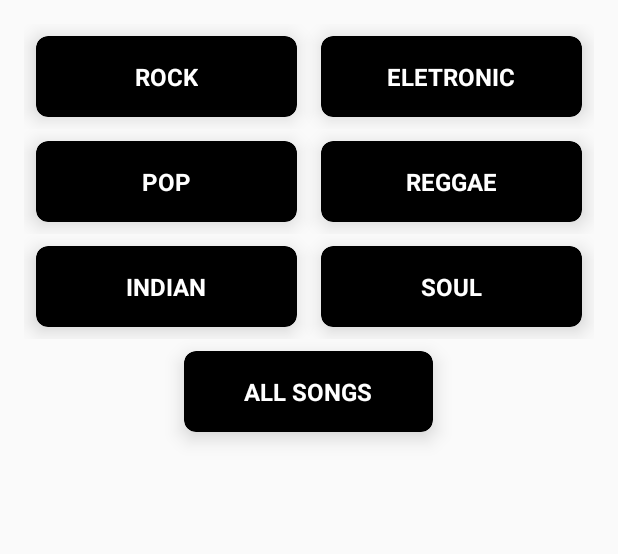
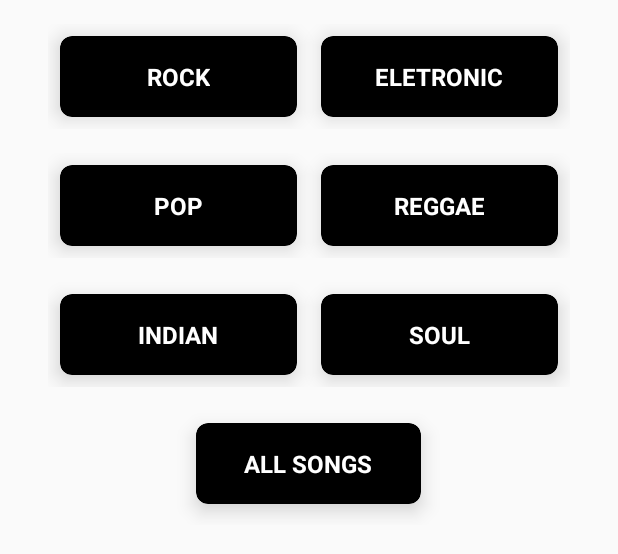
Before and after one commit to jesselima/nanodegree-android-basic-musical-structure, an Android app: the layout activity_music_genres.xml on its own in the app's theme, with its tools: preview values and no code run, on a phone screen of 412 x 824 dp. Shown: the top 554 px of the screen. Run offline under Robolectric (Android 15) with nearby library versions, the phone set to English and light mode, and no system bars.

Commit message:
Genre name correction. urlFacebookPage corrected from intent. Unused code removed.

```diff
--- a/app/src/main/java/com/udacity/nanodegree/musicalstructure/MusicDetailsActivity.java
+++ b/app/src/main/java/com/udacity/nanodegree/musicalstructure/MusicDetailsActivity.java
@@ -40,14 +40,13 @@ public class MusicDetailsActivity extends AppCompatActivity {
         textViewRhythm.setText(musicData.getString("rhythm"));
         textViewDuration.setText(musicData.getString("duration"));
         textViewAboutArtist.setText(musicData.getString("aboutArtist"));
+        urlFacebookPage = (musicData.getString("urlFacebookPage"));
 
         urlArtistImage = (musicData.getString("urlArtistImage"));
         Glide.with(this)
                 .load(urlArtistImage)
                 .into(textViewArtistImage);
 
-
-        urlFacebookPage = (musicData.getString("urlFacebookPage"));
         imageViewFacebook.setOnClickListener(new View.OnClickListener() {
             @Override
             public void onClick(View view) {
--- a/app/src/main/java/com/udacity/nanodegree/musicalstructure/MusicGenresActivity.java
+++ b/app/src/main/java/com/udacity/nanodegree/musicalstructure/MusicGenresActivity.java
@@ -54,7 +54,7 @@ public class MusicGenresActivity extends AppCompatActivity {
         cardRbSoul.setOnClickListener(new View.OnClickListener() {
             @Override
             public void onClick(View view) {
-                String genre = "RB and Soul";
+                String genre = "Soul";
                 Intent intent = new Intent(MusicGenresActivity.this, MusicListByGenreActivity.class);
                 intent.putExtra("genre", genre);
                 startActivity(intent);
--- a/app/src/main/java/com/udacity/nanodegree/musicalstructure/MusicListActivity.java
+++ b/app/src/main/java/com/udacity/nanodegree/musicalstructure/MusicListActivity.java
@@ -88,8 +88,4 @@ public class MusicListActivity extends AppCompatActivity {
 
     }
 
-    public  void goToMusicByGenre(View view){
-        Intent intent = new Intent(this, MusicGenresActivity.class);
-        startActivity(intent);
-    }
 }
--- a/app/src/main/java/com/udacity/nanodegree/musicalstructure/MusicListByGenreActivity.java
+++ b/app/src/main/java/com/udacity/nanodegree/musicalstructure/MusicListByGenreActivity.java
@@ -97,8 +97,4 @@ public class MusicListByGenreActivity extends AppCompatActivity {
 
     }
 
-    public  void goToMusicByGenre(View view){
-        Intent intent = new Intent(this, MusicGenresActivity.class);
-        startActivity(intent);
-    }
 }
--- a/app/src/main/java/com/udacity/nanodegree/musicalstructure/SplashScreenActivity.java
+++ b/app/src/main/java/com/udacity/nanodegree/musicalstructure/SplashScreenActivity.java
@@ -22,7 +22,7 @@ public class SplashScreenActivity extends AppCompatActivity {
     }
 
     private void goToMusicListActivity(){
-        Intent intent = new Intent(this, MusicListActivity.class);
+        Intent intent = new Intent(this, MusicGenresActivity.class);
         startActivity(intent);
         finish();
     }
--- a/app/src/main/res/layout/activity_music_genres.xml
+++ b/app/src/main/res/layout/activity_music_genres.xml
@@ -4,7 +4,7 @@
     xmlns:tools="http://schemas.android.com/tools"
     android:layout_width="match_parent"
     android:layout_height="match_parent"
-    android:layout_margin="16dp"
+android:layout_margin="@dimen/layout_margin16"
     android:id="@+id/container_genres"
     android:animateLayoutChanges="true"
     android:orientation="vertical"
@@ -12,9 +12,7 @@
 
 
     <LinearLayout
-        android:layout_width="match_parent"
-        android:layout_height="wrap_content"
-        android:orientation="horizontal">
+        style="@style/cardGenres">
 
         <android.support.v7.widget.CardView
             android:id="@+id/card_rock"
@@ -63,9 +61,7 @@
 
 
     <LinearLayout
-        android:layout_width="match_parent"
-        android:layout_height="wrap_content"
-        android:orientation="horizontal">
+        style="@style/cardGenres">
 
         <android.support.v7.widget.CardView
             android:id="@+id/card_pop"
@@ -114,9 +110,7 @@
 
 
     <LinearLayout
-        android:layout_width="match_parent"
-        android:layout_height="wrap_content"
-        android:orientation="horizontal">
+        style="@style/cardGenres">
 
         <android.support.v7.widget.CardView
             android:id="@+id/card_indian"
@@ -165,13 +159,11 @@
 
 
     <LinearLayout
-        android:layout_width="match_parent"
-        android:layout_height="wrap_content"
-        android:orientation="horizontal">
+        style="@style/cardGenres">
 
         <View
             android:layout_width="0dp"
-            android:layout_height="wrap_content"
+            android:layout_height="60dp"
             android:layout_margin="@dimen/layout_margin8"
             android:layout_weight="1"
             android:backgroundTint="@color/cardBackgroundBlack"/>
@@ -200,7 +192,7 @@
 
         <View
             android:layout_width="0dp"
-            android:layout_height="wrap_content"
+            android:layout_height="60dp"
             android:layout_margin="@dimen/layout_margin8"
             android:layout_weight="1"
             android:backgroundTint="@color/cardBackgroundBlack"/>
--- a/app/src/main/res/layout/activity_music_list.xml
+++ b/app/src/main/res/layout/activity_music_list.xml
@@ -5,12 +5,6 @@
     android:layout_height="match_parent"
     android:layout_margin="16dp"
     tools:context="com.udacity.nanodegree.musicalstructure.MusicListActivity">
-    <Button
-        android:layout_width="wrap_content"
-        android:layout_height="wrap_content"
-        android:layout_marginBottom="@dimen/layout_margin16"
-        android:onClick="goToMusicByGenre"
-        android:text="Go to Music By Genre"/>
 
         <android.support.v7.widget.RecyclerView
             android:id="@+id/recycler_view"
--- a/app/src/main/res/values/strings.xml
+++ b/app/src/main/res/values/strings.xml
@@ -29,4 +29,8 @@
     <string name="r_b_and_soul">Soul</string>
     <string name="genre">Genre</string>
     <string name="find_me_on_facebook">Find me on Facebook</string>
+    <string name="musical_Structure_genres">Musical Structure Udacity</string>
+    <string name="music_details">Music Details</string>
+    <string name="musics_by_genres">Musics By Genres</string>
+    <string name="music_list">Music List</string>
 </resources>
--- a/app/src/main/res/values/styles.xml
+++ b/app/src/main/res/values/styles.xml
@@ -17,4 +17,16 @@
         <item name="android:textAppearance">?android:textAppearanceMedium</item>
     </style>
 
+    <style name="cardGenres">
+        <item name="android:layout_width">match_parent</item>
+        <item name="android:layout_height">wrap_content</item>
+        <item name="android:orientation">horizontal</item>
+        <item name="android:layout_marginBottom">@dimen/layout_margin16</item>
+        <item name="android:layout_marginLeft">@dimen/layout_margin16</item>
+        <item name="android:layout_marginRight">@dimen/layout_margin16</item>
+    </style>
+
+
+
+
 </resources>
```
Also changed, not shown: app/src/main/AndroidManifest.xml (+11 -6 lines), app/src/main/res/layout/activity_music_details.xml (+9 -8 lines), app/src/main/res/layout/now_playing.xml (+15 -10 lines), app/build.gradle (line endings or trailing spaces), app/src/main/res/drawable/bg_blue.jpg (added), app/src/main/res/drawable/facebook.png. Lines whose indentation alone changed are shown as unchanged.
